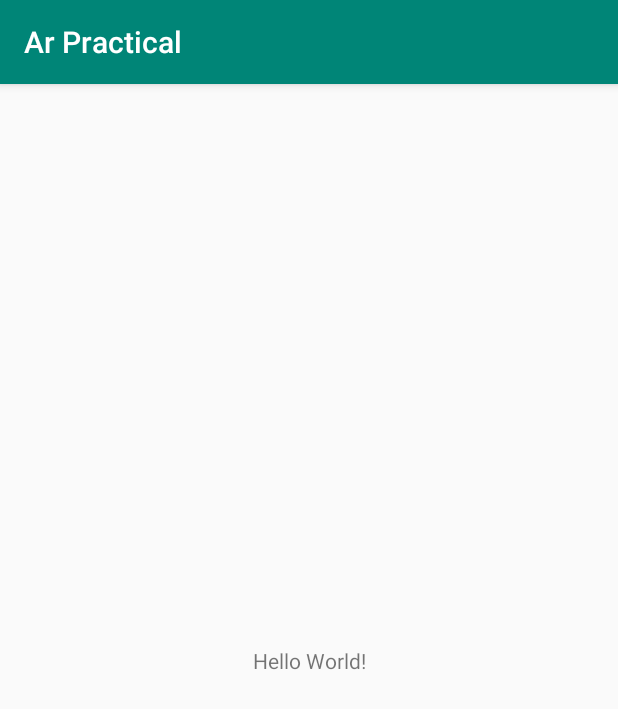
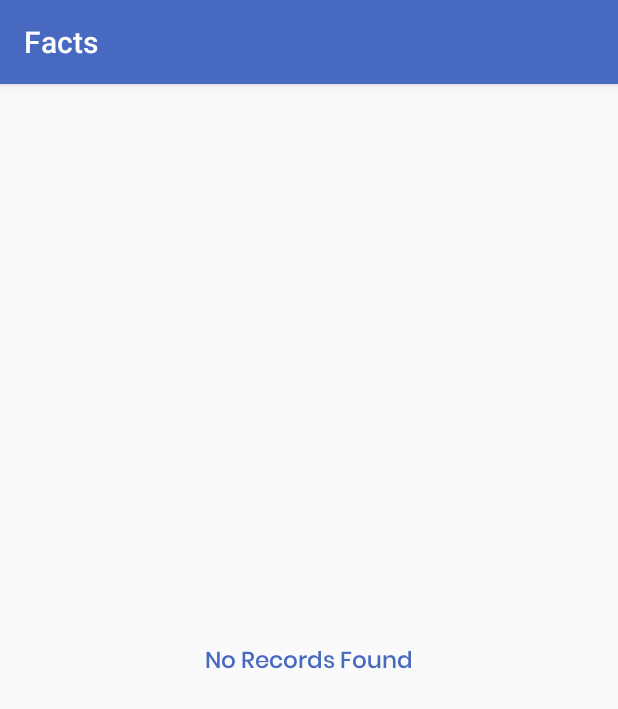
Before and after one commit to anil-basantani/AR-Practical, an Android app: the screen it shows after launch (MainActivity), on a phone screen of 412 x 824 dp. Shown: the top 709 px of the screen. Run offline under Robolectric (Android 15) with nearby library versions, the phone set to English and light mode, and no system bars; our stand-ins replace data binding, sdp/ssp sizes.

Commit message:
Layout designing

```diff
--- a/app/src/main/java/com/andy_dev/arpractical/MainActivity.kt
+++ b/app/src/main/java/com/andy_dev/arpractical/MainActivity.kt
@@ -1,12 +1,28 @@
 package com.andy_dev.arpractical
 
+import android.app.Activity
 import android.os.Bundle
 import androidx.appcompat.app.AppCompatActivity
+import androidx.databinding.DataBindingUtil
+import com.andy_dev.arpractical.databinding.ActivityMainBinding
 
 class MainActivity : AppCompatActivity() {
 
+    private lateinit var binding: ActivityMainBinding
+    private val TAG = this::class.java.simpleName
+    private lateinit var mActivity: Activity
+
     override fun onCreate(savedInstanceState: Bundle?) {
         super.onCreate(savedInstanceState)
-        setContentView(R.layout.activity_main)
+        binding = DataBindingUtil.setContentView(
+            this@MainActivity,
+            R.layout.activity_main
+        )
+        init()
+    }
+
+    private fun init() {
+        mActivity = this@MainActivity
+        supportActionBar?.title = "Facts"
     }
 }
--- /dev/null
+++ b/app/src/main/res/drawable/custom_progress_bar.xml
@@ -0,0 +1,5 @@
+<?xml version="1.0" encoding="utf-8"?>
+<animated-rotate xmlns:android="http://schemas.android.com/apk/res/android"
+    android:drawable="@drawable/progress_gray"
+    android:pivotX="50%"
+    android:pivotY="50%" />
--- a/app/src/main/res/layout/activity_main.xml
+++ b/app/src/main/res/layout/activity_main.xml
@@ -1,18 +1,47 @@
 <?xml version="1.0" encoding="utf-8"?>
-<androidx.constraintlayout.widget.ConstraintLayout xmlns:android="http://schemas.android.com/apk/res/android"
+<layout xmlns:android="http://schemas.android.com/apk/res/android"
     xmlns:app="http://schemas.android.com/apk/res-auto"
-    xmlns:tools="http://schemas.android.com/tools"
-    android:layout_width="match_parent"
-    android:layout_height="match_parent"
-    tools:context=".MainActivity">
+    xmlns:tools="http://schemas.android.com/tools">
 
-    <TextView
-        android:layout_width="wrap_content"
-        android:layout_height="wrap_content"
-        android:text="Hello World!"
-        app:layout_constraintBottom_toBottomOf="parent"
-        app:layout_constraintLeft_toLeftOf="parent"
-        app:layout_constraintRight_toRightOf="parent"
-        app:layout_constraintTop_toTopOf="parent" />
+    <androidx.constraintlayout.widget.ConstraintLayout
+        android:layout_width="match_parent"
+        android:layout_height="match_parent">
 
-</androidx.constraintlayout.widget.ConstraintLayout>
+        <TextView
+            android:id="@+id/txt_no_data"
+            style="@style/medium_text_style"
+            android:layout_width="wrap_content"
+            android:layout_height="wrap_content"
+            android:layout_centerInParent="true"
+            android:text="@string/no_records_found"
+            android:textColor="@color/colorPrimary"
+            android:visibility="visible"
+            app:layout_constraintBottom_toBottomOf="parent"
+            app:layout_constraintEnd_toEndOf="parent"
+            app:layout_constraintStart_toStartOf="parent"
+            app:layout_constraintTop_toTopOf="parent" />
+
+        <androidx.recyclerview.widget.RecyclerView
+            android:id="@+id/rv_items_list"
+            android:layout_width="match_parent"
+            android:layout_height="match_parent"
+            android:orientation="vertical"
+            android:visibility="gone"
+            app:layoutManager="androidx.recyclerview.widget.LinearLayoutManager"
+            tools:itemCount="4"
+            tools:listitem="@layout/row_item" />
+
+        <ProgressBar
+            android:id="@+id/progress_bar"
+            android:layout_width="@dimen/_40sdp"
+            android:layout_height="@dimen/_40sdp"
+            android:indeterminate="true"
+            android:indeterminateTint="@color/colorPrimaryDark"
+            android:visibility="gone"
+            app:layout_constraintBottom_toBottomOf="parent"
+            app:layout_constraintEnd_toEndOf="parent"
+            app:layout_constraintStart_toStartOf="parent"
+            app:layout_constraintTop_toTopOf="parent" />
+
+    </androidx.constraintlayout.widget.ConstraintLayout>
+</layout>
--- a/app/src/main/res/values/colors.xml
+++ b/app/src/main/res/values/colors.xml
@@ -1,6 +1,9 @@
 <?xml version="1.0" encoding="utf-8"?>
 <resources>
-    <color name="colorPrimary">#008577</color>
-    <color name="colorPrimaryDark">#00574B</color>
-    <color name="colorAccent">#D81B60</color>
+    <color name="colorPrimary">#4769C0</color>
+    <color name="colorPrimaryDark">#204AE1</color>
+    <color name="colorAccent">#373736</color>
+
+    <color name="fields_color">#373736</color>
+    <color name="bg_place_holder">#E3E3E3</color>
 </resources>
--- a/app/src/main/res/values/strings.xml
+++ b/app/src/main/res/values/strings.xml
@@ -1,3 +1,6 @@
 <resources>
     <string name="app_name">Ar Practical</string>
+    <string name="dummy_title">Beavers</string>
+    <string name="dummy_desc">Beavers are second only to humans in their ability to manipulate and change their environment. They can measure up to 1.3 metres long. A group of beavers is called a colony</string>
+    <string name="no_records_found">No Records Found</string>
 </resources>
--- a/app/src/main/res/values/styles.xml
+++ b/app/src/main/res/values/styles.xml
@@ -8,4 +8,18 @@
         <item name="colorAccent">@color/colorAccent</item>
     </style>
 
+    <style name="regular_text_style">
+        <item name="android:gravity">start</item>
+        <item name="android:fontFamily">@font/poppins_regular</item>
+        <item name="android:includeFontPadding">false</item>
+        <item name="android:textSize">@dimen/_10ssp</item>
+    </style>
+
+    <style name="medium_text_style">
+        <item name="android:gravity">start</item>
+        <item name="android:fontFamily">@font/poppins_medium</item>
+        <item name="android:includeFontPadding">false</item>
+        <item name="android:textSize">@dimen/_12ssp</item>
+    </style>
+
 </resources>
```
Also changed, not shown: app/build.gradle (+9 -0 lines), app/src/main/AndroidManifest.xml (+7 -1 lines), app/src/main/res/drawable/ic_right.xml (added, +10 -0 lines), app/src/main/res/layout/row_item.xml (added, +89 -0 lines), app/src/main/res/drawable-xhdpi/progress_gray.png (added), app/src/main/res/font/poppins_bold.ttf (added), app/src/main/res/font/poppins_light.ttf (added), app/src/main/res/font/poppins_medium.ttf (added), app/src/main/res/font/poppins_regular.ttf (added), app/src/main/res/font/poppins_semibold.ttf (added), app/src/main/res/font/poppins_thin.ttf (added).
